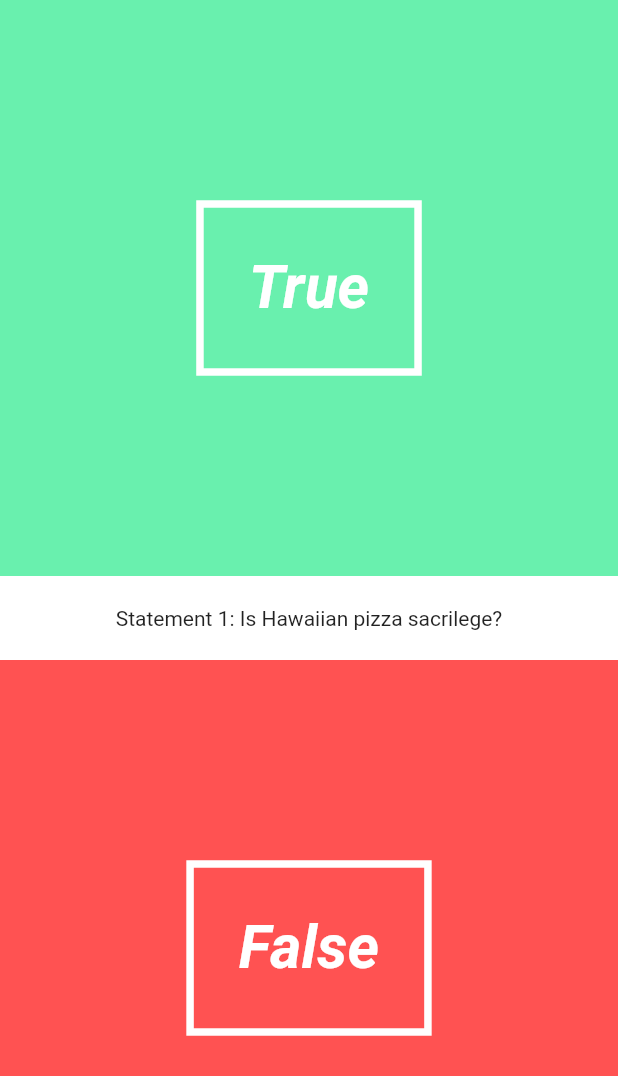
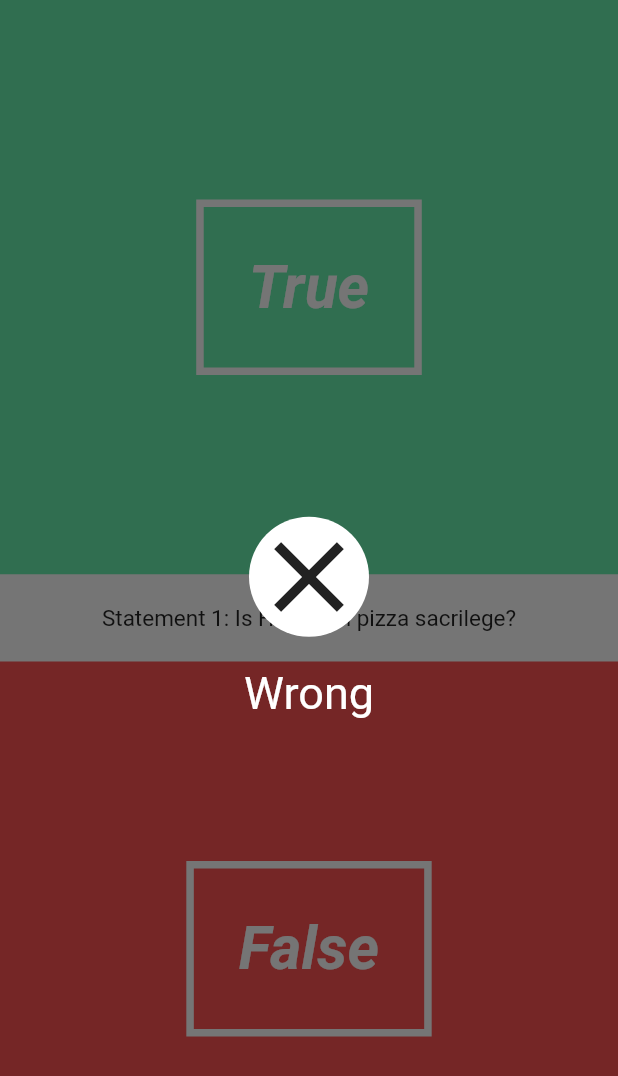
Before and after one commit to ragyepong/First_Flutter_App, a Flutter app: the screen it shows after launch, on a phone screen of 412 x 824 dp. Shown: the top 1076 px of the screen. Run offline on Flutter 3.47's test engine with Material 2 defaults, Android fonts, the phone set to English and light mode, and no system bars.

Commit message:
Animations and beginning of overlay
Animated the question text and started work on the result overlay

```diff
--- /dev/null
+++ b/lib/UI/correct_wrong_overlay.dart
@@ -0,0 +1,56 @@
+import 'package:flutter/material.dart';
+import 'dart:math';
+
+class CorrectWrongOverlay extends StatefulWidget{
+
+  final bool _isCorrect;
+
+  CorrectWrongOverlay(this._isCorrect);
+
+  @override
+  State createState() => new CorrectWrongOverlayState();
+}
+
+class CorrectWrongOverlayState extends State<CorrectWrongOverlay> with SingleTickerProviderStateMixin{
+
+  Animation<double> _iconAnimation;
+  AnimationController _iconAnimationController;
+
+  @override
+  void initState(){
+    super.initState();
+    _iconAnimationController = new AnimationController(duration: new Duration(seconds: 2), vsync: this);
+    _iconAnimation = new CurvedAnimation(parent: _iconAnimationController, curve: Curves.elasticOut);
+    _iconAnimation.addListener(() => this.setState(() {}));
+    _iconAnimationController.forward();
+  }
+
+  @override
+  Widget build(BuildContext context) {
+    return new Material(
+      color: Colors.black54,
+      child: new InkWell(
+        onTap: () => print("You tapped the overlay"),
+        child: new Column(
+          mainAxisAlignment: MainAxisAlignment.center,
+          children: <Widget>[
+            new Container(
+              decoration: new BoxDecoration(
+                color: Colors.white,
+                shape: BoxShape.circle
+              ),
+              child: new Transform.rotate(
+                  angle: _iconAnimation.value * 2 * pi,
+                  child: new Icon(widget._isCorrect == true ? Icons.done : Icons.clear, size: _iconAnimation.value * 80.0,),
+              ),
+            ),
+            new Padding(
+              padding: new EdgeInsets.only(bottom: 20.0),
+            ),
+            new Text(widget._isCorrect == true ? "Correct" : "Wrong", style: new TextStyle(color: Colors.white, fontSize: 30.0),)
+          ],
+        ),
+      ),
+    );
+  }
+}
--- a/lib/UI/question_text.dart
+++ b/lib/UI/question_text.dart
@@ -17,13 +17,24 @@ class QuestionTextState extends State<QuestionText> with SingleTickerProviderSta
   AnimationController _fontSizeAnimationController;
 
   @override
+  void initState() {
+    super.initState();
+    _fontSizeAnimationController = new AnimationController(duration: new Duration(milliseconds: 500), vsync: this);
+    _fontSizeAnimation = new CurvedAnimation(parent: _fontSizeAnimationController, curve: Curves.bounceOut);
+    _fontSizeAnimation.addListener(() => this.setState((){}));
+    _fontSizeAnimationController.forward();
+  }
+
+  @override
   Widget build(BuildContext context) {
     return new Material(
       color: Colors.white,
       child: new Padding(
         padding: new EdgeInsets.symmetric(vertical: 20.0),
         child: new Center(
-          child: new Text("Statement " + widget._questionNumber.toString() + ": " + widget._question),
+          child: new Text("Statement " + widget._questionNumber.toString() + ": " + widget._question,
+          style: new TextStyle(fontSize: _fontSizeAnimation.value * 15),
+          ),
         )
       ),
     );
--- a/lib/pages/quiz_page.dart
+++ b/lib/pages/quiz_page.dart
@@ -4,6 +4,7 @@ import '../utils/question.dart';
 import '../utils/quiz.dart';
 import '../UI/answer_button.dart';
 import '../UI/question_text.dart';
+import '../UI/correct_wrong_overlay.dart';
 
 class QuizPage extends StatefulWidget{
   @override
@@ -14,6 +15,7 @@ class QuizPageState extends State<QuizPage>{
   @override
   Widget build(BuildContext context){
     return new Stack(
+      fit: StackFit.expand,
       children: <Widget>[
         new Column(
           children: <Widget>[
@@ -21,7 +23,8 @@ class QuizPageState extends State<QuizPage>{
             new QuestionText("Is Hawaiian pizza sacrilege?", 1),
             new AnswerButton(false)
           ],
-        )
+        ),
+        new CorrectWrongOverlay(false)
       ]
     );
   }
```
